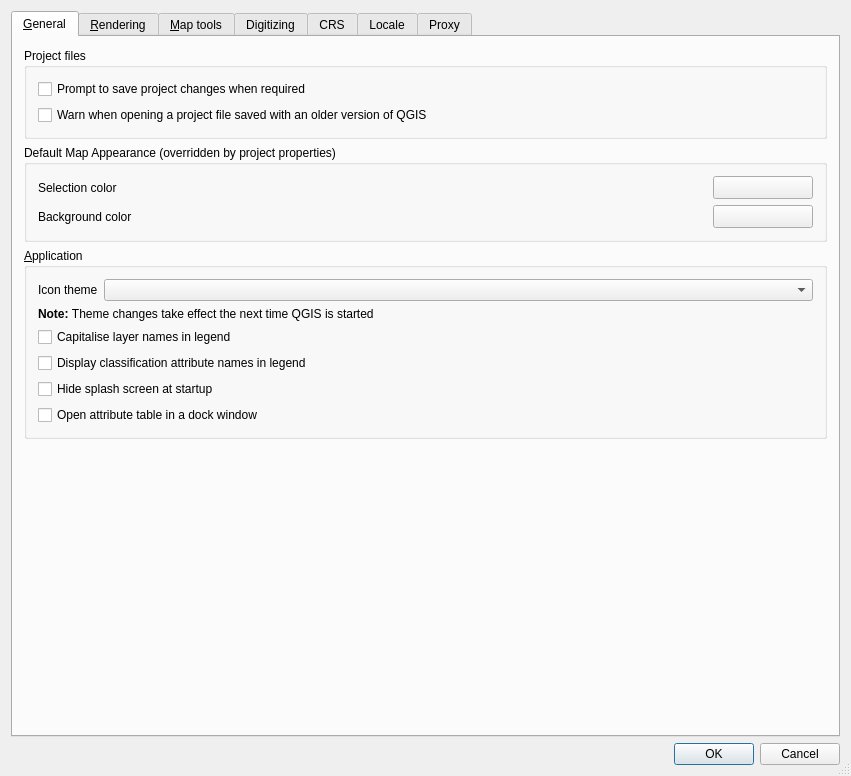
The window that qgis/src/ui/qgsoptionsbase.ui (sourcepole/qgis) describes before a commit, drawn with Qt 5.
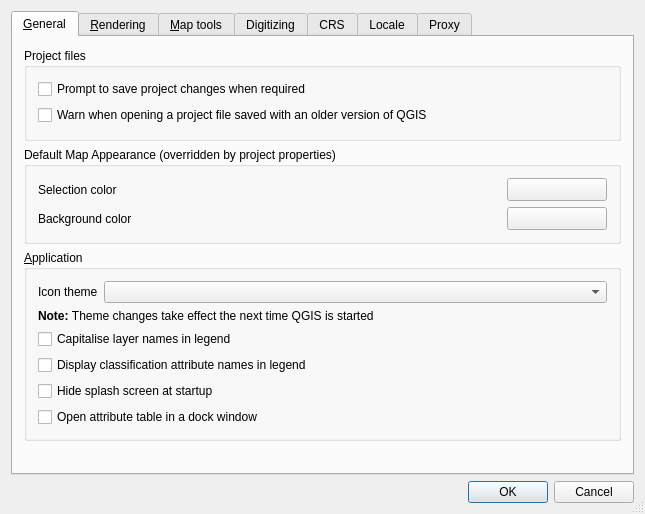
The same window after the commit. Icons and pictures are not drawn. Custom widgets are drawn as their Qt base class.

Commit message: Me no likey likey when ui gets fatty fatty....make dialog a size fit for human beans again...

```diff
--- a/qgis/src/ui/qgsoptionsbase.ui
+++ b/qgis/src/ui/qgsoptionsbase.ui
@@ -5,8 +5,8 @@
    <rect>
     <x>0</x>
     <y>0</y>
-    <width>851</width>
-    <height>776</height>
+    <width>645</width>
+    <height>512</height>
    </rect>
   </property>
   <property name="windowTitle" >
@@ -228,6 +228,9 @@
          <property name="orientation" >
           <enum>Qt::Vertical</enum>
          </property>
+         <property name="sizeType" >
+          <enum>QSizePolicy::Minimum</enum>
+         </property>
          <property name="sizeHint" >
           <size>
            <width>577</width>
```
